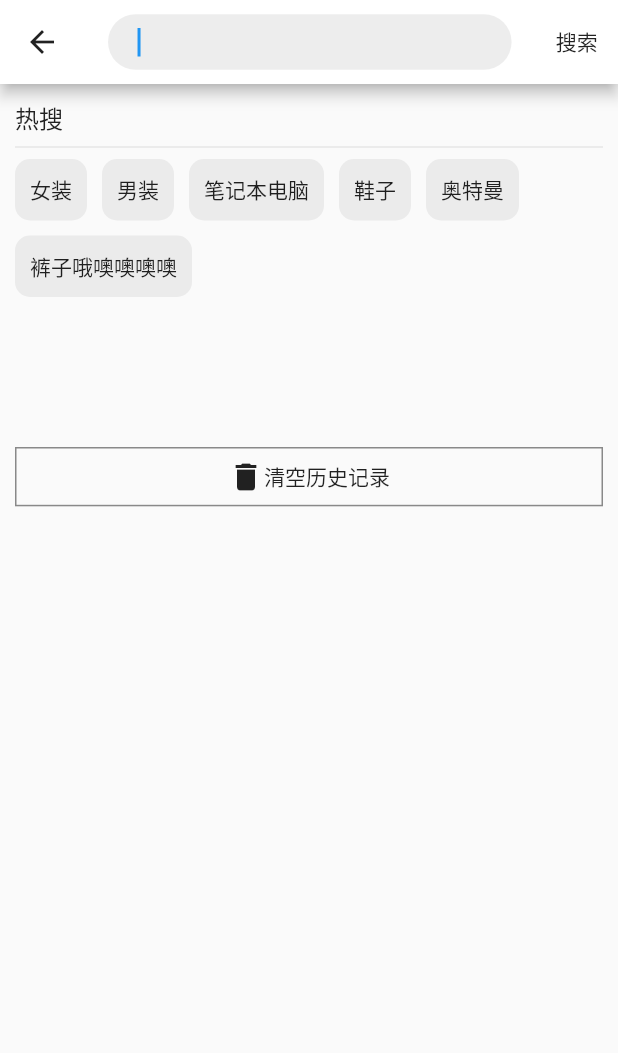
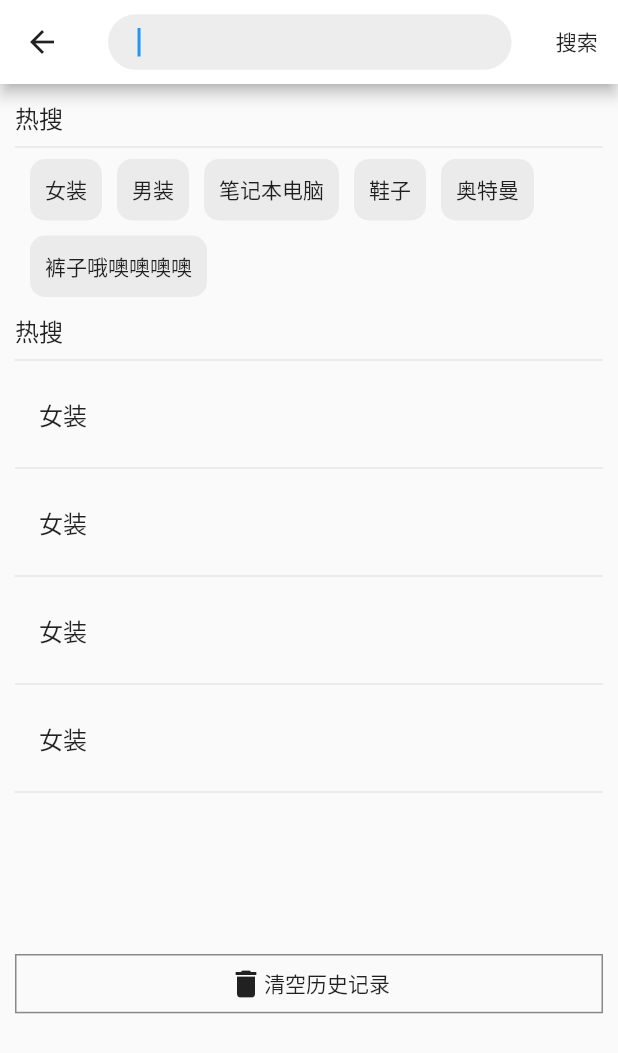
Before and after one commit to Tintines/Flutter_shop, a Flutter app: the SearchPage screen opened directly, on a phone screen of 412 x 824 dp. Shown: the top 1053 px of the screen. Run offline on Flutter 3.47's test engine with Material 2 defaults, Android fonts, the phone set to English and light mode, and no system bars; our stand-ins replace dio, flutter_screenutil, flutter_swiper_null_safety; network calls fail.

Commit message:
new: 搜索页面搭建

```diff
--- a/lib/pages/Search.dart
+++ b/lib/pages/Search.dart
@@ -57,7 +57,9 @@ class _SearchPageState extends State<SearchPage> {
               style: Theme.of(context).textTheme.subtitle1,
             ),
             const Divider(),
-            Wrap(
+            Padding(
+              padding: const EdgeInsets.symmetric(horizontal: 10),
+              child: Wrap(
                 runSpacing: 10,
                 spacing: 10,
                 children: [
@@ -105,6 +107,35 @@ class _SearchPageState extends State<SearchPage> {
                   ),
                 ],
               ),
+            ),
+            Container(
+              margin: const EdgeInsets.only(top: 10),
+              child: Text(
+                "热搜",
+                style: Theme.of(context).textTheme.subtitle1,
+              ),
+            ),
+            const Divider(),
+            Column(
+              children: const [
+                ListTile(
+                  title: Text("女装"),
+                ),
+                Divider(),
+                ListTile(
+                  title: Text("女装"),
+                ),
+                Divider(),
+                ListTile(
+                  title: Text("女装"),
+                ),
+                Divider(),
+                ListTile(
+                  title: Text("女装"),
+                ),
+                Divider(),
+              ],
+            ),
             const SizedBox(
               height: 100,
             ),
```
Lines whose indentation alone changed are shown as unchanged.
